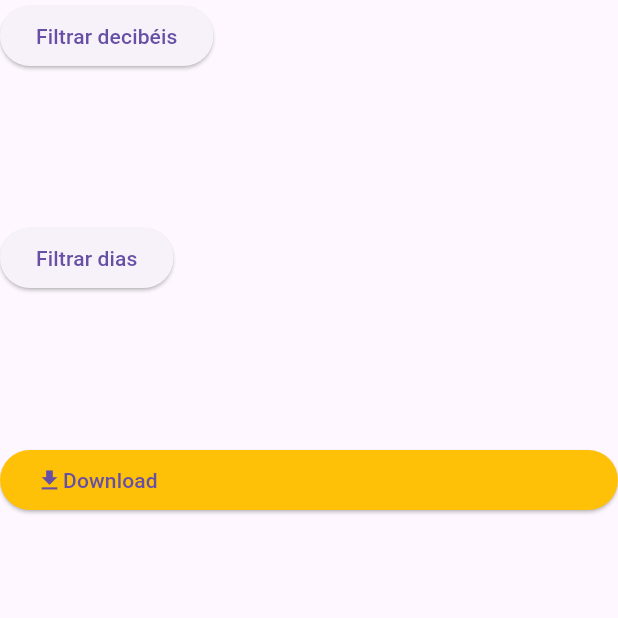
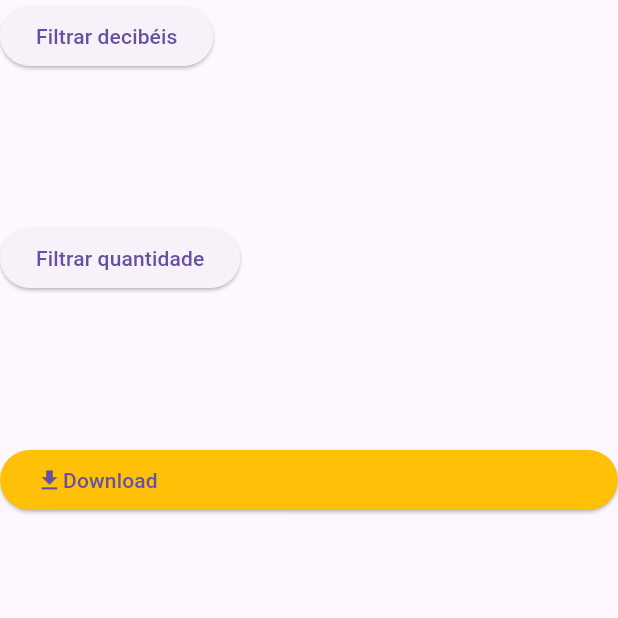
Before and after one commit to lucas-bernardino/ufsc-iniciacao-cientifica, a Flutter app: the MicFilter screen opened directly, on a phone screen of 412 x 824 dp, the top half of it. Run offline on Flutter 3.47's test engine with Material 3 defaults, Android fonts, the phone set to English and light mode, and no system bars; our stand-ins replace dio, syncfusion_flutter_charts; missing offline and left inert: microphone_ui; statements that could not run were skipped.

Commit message:
Add progress with filter request

```diff
--- a/ui/lib/filter.dart
+++ b/ui/lib/filter.dart
@@ -1,9 +1,13 @@
 import 'dart:convert';
+import 'dart:io';
+import 'dart:async';
 
 import 'package:flutter/cupertino.dart';
 import 'package:flutter/material.dart';
 import 'package:flutter/widgets.dart';
 import 'package:http/http.dart' as http;
+
+import 'package:dio/dio.dart';
 
 class MicResponse {
   final num decibels;
@@ -29,17 +33,28 @@ class MicResponse {
   }
 }
 
-Future<MicResponse> fetchAlbum() async {
-  final response = await http.get(Uri.parse('http://150.162.217.69:3000/last'));
-  final response_json = json.decode(response.body);
-  var foo = MicResponse.fromJson(response_json);
-  print("O proximos sera bom ein");
-  print('Printing response_json: $response_json');
-  if (response.statusCode == 200) {
-    return MicResponse.fromJson(response_json);
-  } else {
-    throw Exception('Failed to load album');
+Future<void> fetchCsv(double min, double limit, String ordered) async {
+  final dio = Dio();
+
+  print("limit is " + limit.toString());
+
+  final rs = await dio.get(
+    "http://150.162.216.92:3000/filter?min=$min&limit=${limit as int}",
+    options: Options(responseType: ResponseType.stream),
+  );
+
+
+  final file = File('TENTATIVA.csv');
+  final fileStream = file.openWrite();
+
+  await for (final chunk in rs.data.stream) {
+    fileStream.add(chunk);
   }
+
+  await fileStream.close();
+
+  print("Apos os chunks\n");
+
 }
 
 class MicFilter extends StatefulWidget {
@@ -51,16 +66,16 @@ class MicFilter extends StatefulWidget {
 
 class _MicFilterState extends State<MicFilter> {
   late Future<MicResponse> futureAlbum;
-  double _decibelsslidervalue = 60;
-  double _daysslidervalue = 0;
+  double _decibelsslidervalue = 400;
+  double _limitslidervalue = 0;
 
   bool _decibels_flag = false;
-  bool _days_flag = false;
+  bool _limit_flag = false;
 
   @override
   void initState() {
     super.initState();
-    futureAlbum = fetchAlbum();
+    //futureAlbum = fetchAlbum();
   }
 
   @override
@@ -73,11 +88,11 @@ class _MicFilterState extends State<MicFilter> {
         Visibility(
           visible: _decibels_flag,
           child: Column(children: [
-          const Text("Valor máximo Decibéis"),
+          const Text("Valor mínimo Decibéis"),
           Slider(
             value: _decibelsslidervalue,
-            max: 100,
-            min: 40,
+            max: 1000,
+            min: 400,
             divisions: 30,
             label: _decibelsslidervalue.round().toString(),
             onChanged: (double value) {
@@ -89,19 +104,19 @@ class _MicFilterState extends State<MicFilter> {
         ],),),
         SizedBox(height: 100),
         Row(children: [ElevatedButton(onPressed: () => {setState(() {
-          _days_flag = !_days_flag;
-        })}, child: Text("Filtrar dias"))],),
-        Visibility(visible: _days_flag, child: Column(children: [
-          Text("Dias atras"),
+          _limit_flag = !_limit_flag;
+        })}, child: Text("Filtrar quantidade"))],),
+        Visibility(visible: _limit_flag, child: Column(children: [
+          Text("Quantidade de dados"),
           Slider(
-            value: _daysslidervalue,
-            max: 31,
+            value: _limitslidervalue,
+            max: 1000,
             min: 0,
-            divisions: 31,
-            label: _daysslidervalue.round().toString(),
+            divisions: 20,
+            label: _limitslidervalue.round().toString(),
             onChanged: (double value) {
               setState(() {
-                _daysslidervalue = value;
+                _limitslidervalue = value;
               });
             },
           )
@@ -109,7 +124,7 @@ class _MicFilterState extends State<MicFilter> {
         ,
         SizedBox(height: 100,),
         Column(children: [ElevatedButton(
-          onPressed: () { print("Oba"); },
+          onPressed: () { fetchCsv(_decibelsslidervalue, _limitslidervalue, "created_at"); },
           style: ElevatedButton.styleFrom(backgroundColor: Colors.amber),
           child: const Row(
             children: [
```
